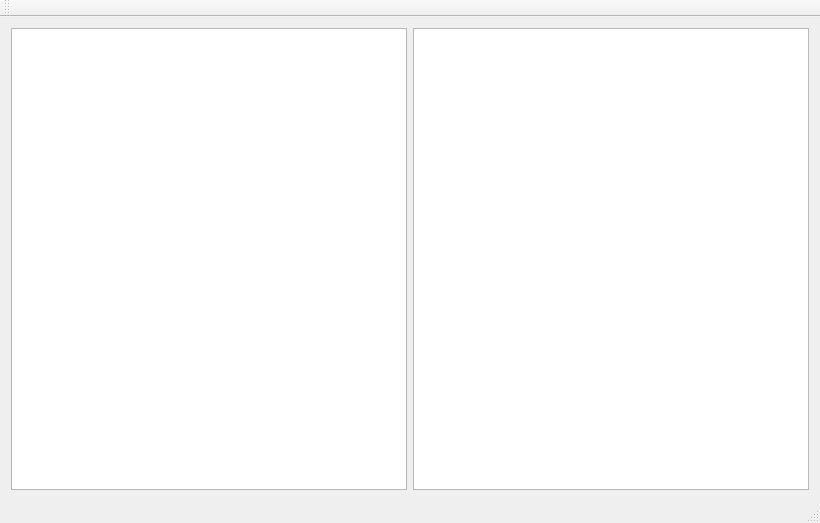
Above: MainWindow.ui from sim82/D3Debug before the change. Below: the same form after it.
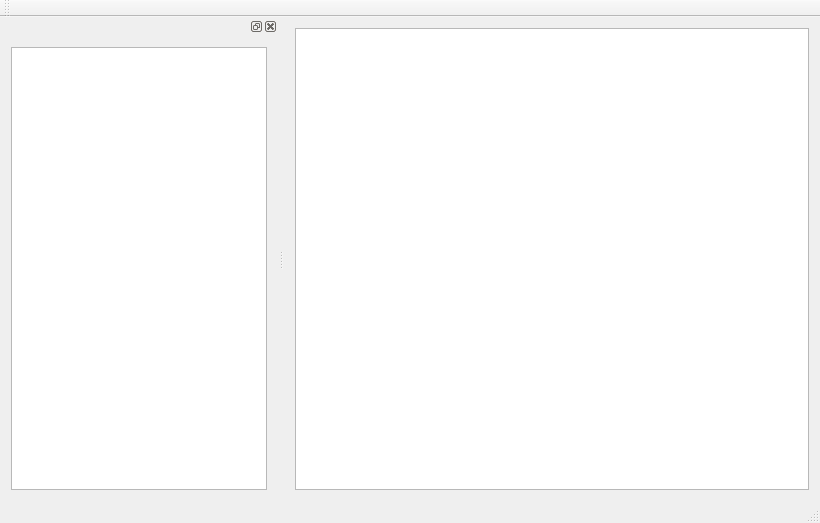
That is the form after the change.

The edit to the form file:
```diff
--- a/MainWindow.ui
+++ b/MainWindow.ui
@@ -22,10 +22,14 @@
    </property>
    <layout class="QHBoxLayout" name="horizontalLayout_2">
     <item>
-     <widget class="QListWidget" name="listWidget"/>
-    </item>
-    <item>
-     <widget class="QTextBrowser" name="textBrowser"/>
+     <widget class="QTextBrowser" name="textBrowser">
+      <property name="sizePolicy">
+       <sizepolicy hsizetype="Expanding" vsizetype="Expanding">
+        <horstretch>0</horstretch>
+        <verstretch>0</verstretch>
+       </sizepolicy>
+      </property>
+     </widget>
     </item>
    </layout>
   </widget>
@@ -48,6 +52,30 @@
    </attribute>
   </widget>
   <widget class="QStatusBar" name="statusBar"/>
+  <widget class="QDockWidget" name="dockWidget">
+   <attribute name="dockWidgetArea">
+    <number>1</number>
+   </attribute>
+   <widget class="QWidget" name="dockWidgetContents">
+    <layout class="QHBoxLayout" name="horizontalLayout">
+     <item>
+      <widget class="QListWidget" name="listWidget">
+       <property name="sizePolicy">
+        <sizepolicy hsizetype="Expanding" vsizetype="Expanding">
+         <horstretch>0</horstretch>
+         <verstretch>0</verstretch>
+        </sizepolicy>
+       </property>
+      </widget>
+     </item>
+    </layout>
+   </widget>
+  </widget>
+  <action name="actionAddWatchpoint">
+   <property name="text">
+    <string>add watchpoint</string>
+   </property>
+  </action>
  </widget>
  <layoutdefault spacing="6" margin="11"/>
  <resources/>
```
